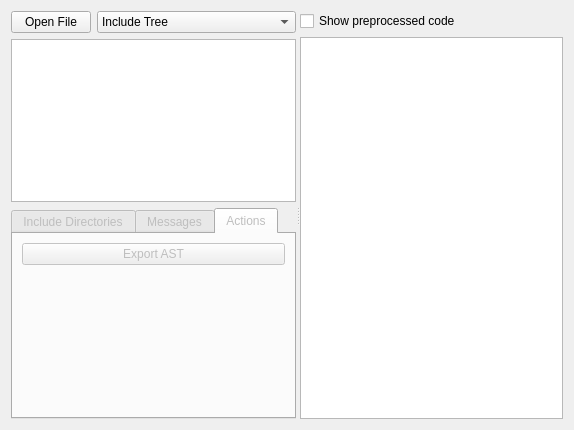
Krazy-collection/krazy, file cppchecks/gui/parseresultwidget.ui: the form before one commit.
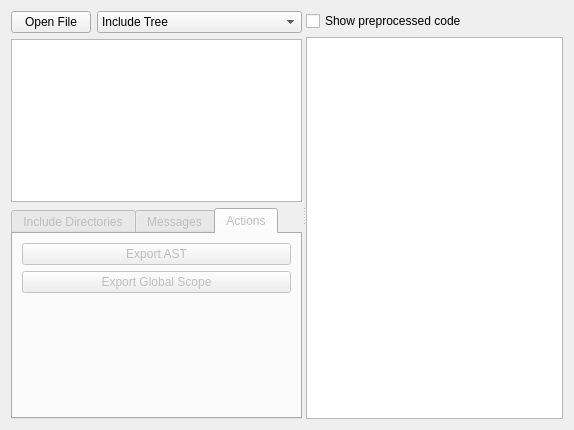
The form after the commit. The open tabs and pages were chosen to show the change.

Commit message: - Make sure that the semantic check is performed. - Add the posibility to dump a scope object.

The edit to the form file:
```diff
--- a/cppchecks/gui/parseresultwidget.ui
+++ b/cppchecks/gui/parseresultwidget.ui
@@ -107,19 +107,26 @@
              </property>
             </widget>
            </item>
-           <item row="1" column="0">
+           <item row="2" column="0">
             <spacer name="verticalSpacer">
              <property name="orientation">
               <enum>Qt::Vertical</enum>
              </property>
              <property name="sizeHint" stdset="0">
               <size>
-               <width>20</width>
-               <height>145</height>
+               <width>267</width>
+               <height>117</height>
               </size>
              </property>
             </spacer>
            </item>
+           <item row="1" column="0">
+            <widget class="QPushButton" name="m_exportScope">
+             <property name="text">
+              <string>Export Global Scope</string>
+             </property>
+            </widget>
+           </item>
           </layout>
          </widget>
         </widget>
```
The commit also changes 5 other files.
